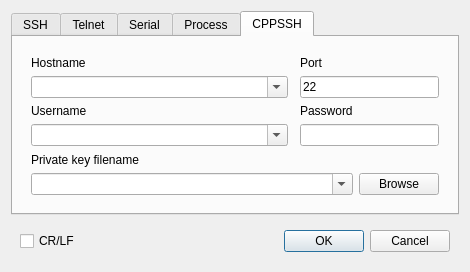
Above: ComBombGui/opendialog.ui from cdesjardins/ComBomb before the change. Below: the same form after it.
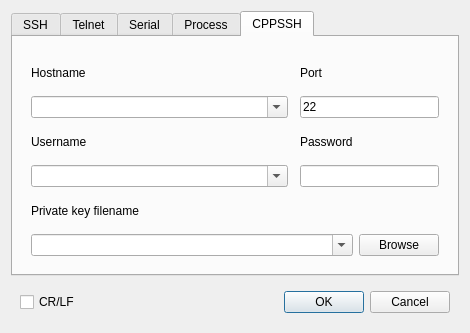
That is the form after the change. Icons and pictures are not drawn. Custom widgets are drawn as their Qt base class.

What changed in the file:
```diff
--- a/ComBombGui/opendialog.ui
+++ b/ComBombGui/opendialog.ui
@@ -7,7 +7,7 @@
     <x>0</x>
     <y>0</y>
     <width>470</width>
-    <height>263</height>
+    <height>333</height>
    </rect>
   </property>
   <property name="sizePolicy">
```
